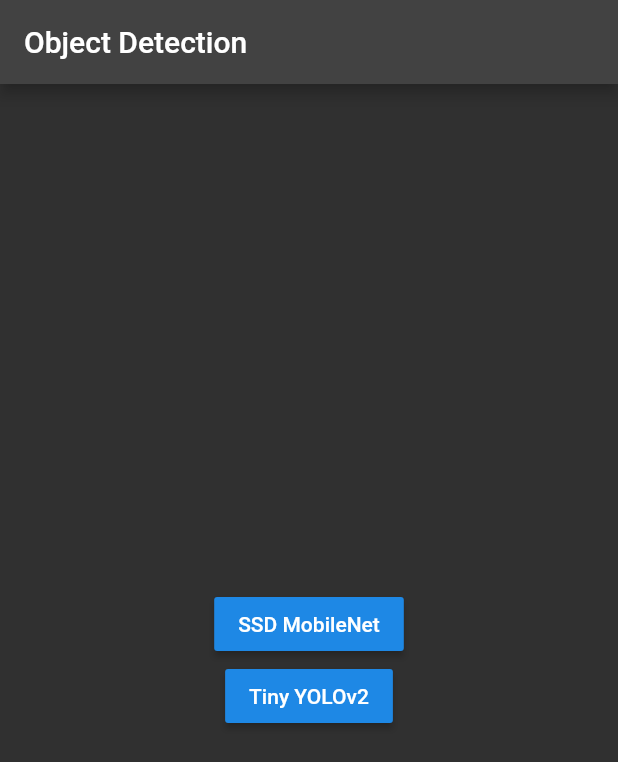
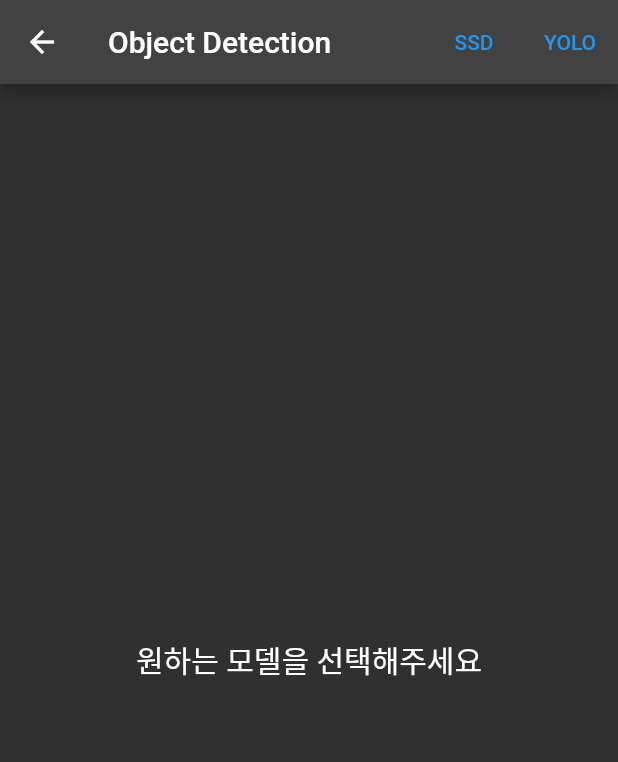
Before and after one commit to 21900646/commit, a Flutter app: the screen it shows after launch, on a phone screen of 412 x 824 dp. Shown: the top 762 px of the screen. Run offline on Flutter 3.47's test engine with Material 2 defaults, Android fonts, the phone set to English and light mode, and no system bars; our stand-ins replace camera; missing offline and left inert: tflite.

Commit message:
warning function and Color change

```diff
--- a/lib/home.dart
+++ b/lib/home.dart
@@ -46,8 +46,11 @@ class _HomePageState extends State<HomePage> {
   }
 
   onSelect(model) {
+    print("onselect");
     setState(() {
+      _model = "";
       _model = model;
+      print(_model);
     });
     loadModel();
   }
@@ -64,29 +67,44 @@ class _HomePageState extends State<HomePage> {
   Widget build(BuildContext context) {
     Size screen = MediaQuery.of(context).size;
     return Scaffold(
-      appBar:AppBar(title: Text('Object Detection'),
+      appBar:AppBar(
+        title: Text('Object Detection'),
+        leading:
+        IconButton(onPressed: ()=>onSelect(""), icon: Icon(Icons.arrow_back)),
+
+
         actions: [
-          if(_model!="")
-          IconButton(onPressed: ()=>onSelect(""), icon: Icon(Icons.arrow_back)),
+          TextButton(onPressed:()=>onSelect("SSD MobileNet"), child:Text('SSD')),
+          TextButton(onPressed:()=>onSelect("Tiny YOLOv2"), child:Text('YOLO')),
         ],
       ),
-      body: _model == ""
+      body:
+      _model == ""
           ? Center(
-              child: Column(
-                mainAxisAlignment: MainAxisAlignment.center,
-                children: <Widget>[
-                  RaisedButton(
-                    child: const Text("SSD MobileNet"), //SSD mobilenet
-                    onPressed: () => onSelect("SSD MobileNet"),
-                  ),
-                  RaisedButton(
-                    child: const Text("Tiny YOLOv2"),//yolo
-                    onPressed: () => onSelect("Tiny YOLOv2"),
-                  ),
-                ],
-              ),
+        child: Column(
+            mainAxisAlignment: MainAxisAlignment.center,
+            crossAxisAlignment: CrossAxisAlignment.center,
+            children:[Text("원하는 모델을 선택해주세요", style: TextStyle(fontSize: 20, color: Colors.white))]
+        ),
+
+
+
+              // child: Column(
+              //   mainAxisAlignment: MainAxisAlignment.center,
+              //   children: <Widget>[
+              //     RaisedButton(
+              //       child: const Text("SSD MobileNet"), //SSD mobilenet
+              //       onPressed: () => onSelect("SSD MobileNet"),
+              //     ),
+              //     RaisedButton(
+              //       child: const Text("Tiny YOLOv2"),//yolo
+              //       onPressed: () => onSelect("Tiny YOLOv2"),
+              //     ),
+              //   ],
+              // ),
             )
-          : Stack(
+          :
+      Stack(
               children: [
                 Camera(
                   widget.cameras,
@@ -101,6 +119,7 @@ class _HomePageState extends State<HomePage> {
                     screen.width,
                     _model ),
 
+
               ],
             ),
     );
```
Also changed, not shown: lib/bndbox.dart (+70 -18 lines).
